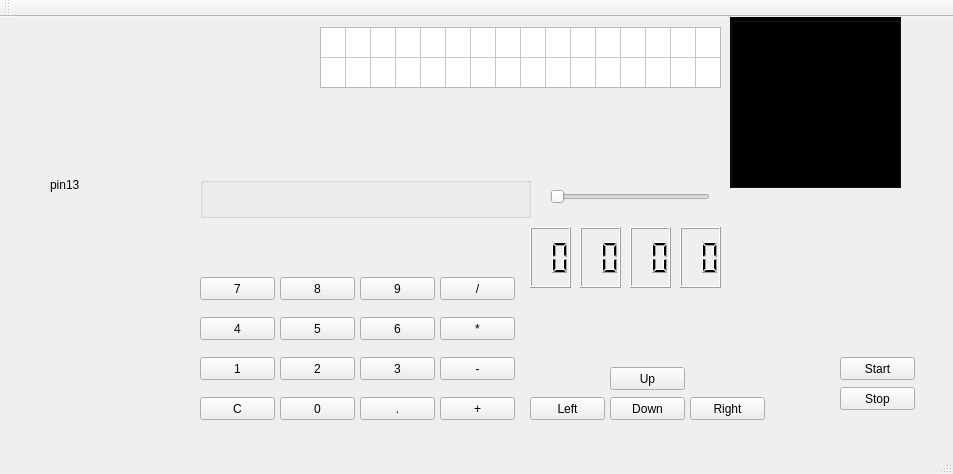
This is mainwindow.ui in Aaron379664909/API-level-Arduino-Educational-Board-emulator as Qt 5 draws it before an edit. The edited form follows.
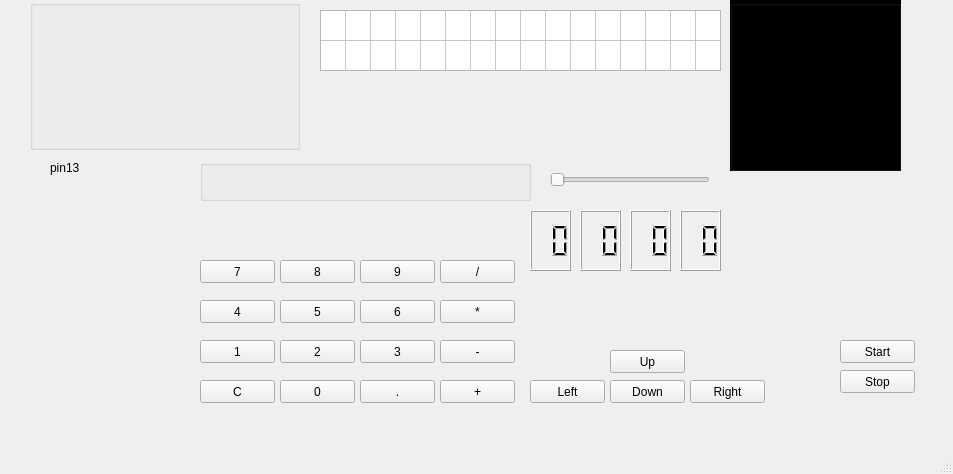
This is the edited form. Icons and pictures are not drawn. Custom widgets are drawn as their Qt base class.

What changed in the file:
```diff
--- a/mainwindow.ui
+++ b/mainwindow.ui
@@ -1949,7 +1949,7 @@
      </property>
     </widget>
    </widget>
-   <widget class="LeftButton" name="JOY1">
+   <widget class="LeftJoy" name="JOY1">
     <property name="geometry">
      <rect>
       <x>80</x>
@@ -2134,6 +2134,19 @@
      <string>Stop</string>
     </property>
    </widget>
+   <widget class="QGroupBox" name="groupBoxOLED">
+    <property name="geometry">
+     <rect>
+      <x>30</x>
+      <y>0</y>
+      <width>270</width>
+      <height>150</height>
+     </rect>
+    </property>
+    <property name="title">
+     <string/>
+    </property>
+   </widget>
    <zorder>joyLabel2</zorder>
    <zorder>joyLabel1</zorder>
    <zorder>lcdTableWidget</zorder>
@@ -2170,6 +2183,7 @@
    <zorder>pin13</zorder>
    <zorder>label</zorder>
    <zorder>button_Stop</zorder>
+   <zorder>groupBoxOLED</zorder>
   </widget>
   <widget class="QMenuBar" name="menuBar">
    <property name="geometry">
@@ -2181,28 +2195,20 @@
     </rect>
    </property>
   </widget>
-  <widget class="QToolBar" name="mainToolBar">
-   <attribute name="toolBarArea">
-    <enum>TopToolBarArea</enum>
-   </attribute>
-   <attribute name="toolBarBreak">
-    <bool>false</bool>
-   </attribute>
-  </widget>
   <widget class="QStatusBar" name="statusBar"/>
  </widget>
  <layoutdefault spacing="6" margin="11"/>
  <customwidgets>
-  <customwidget>
-   <class>LeftButton</class>
-   <extends>QLabel</extends>
-   <header>leftbutton.h</header>
-  </customwidget>
   <customwidget>
    <class>RightJoy</class>
    <extends>QLabel</extends>
    <header>rightjoy.h</header>
   </customwidget>
+  <customwidget>
+   <class>LeftJoy</class>
+   <extends>QLabel</extends>
+   <header>leftjoy.h</header>
+  </customwidget>
  </customwidgets>
  <resources>
   <include location="img.qrc"/>
```
